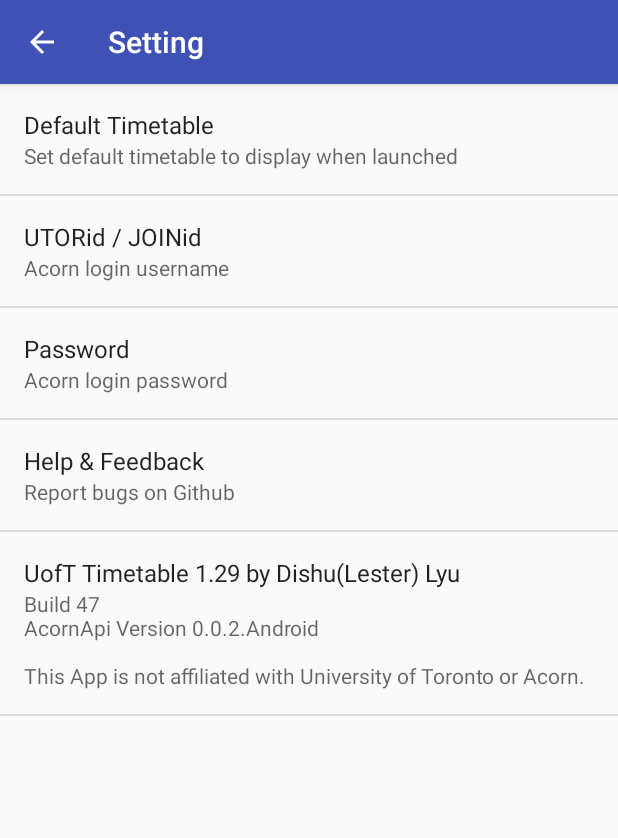
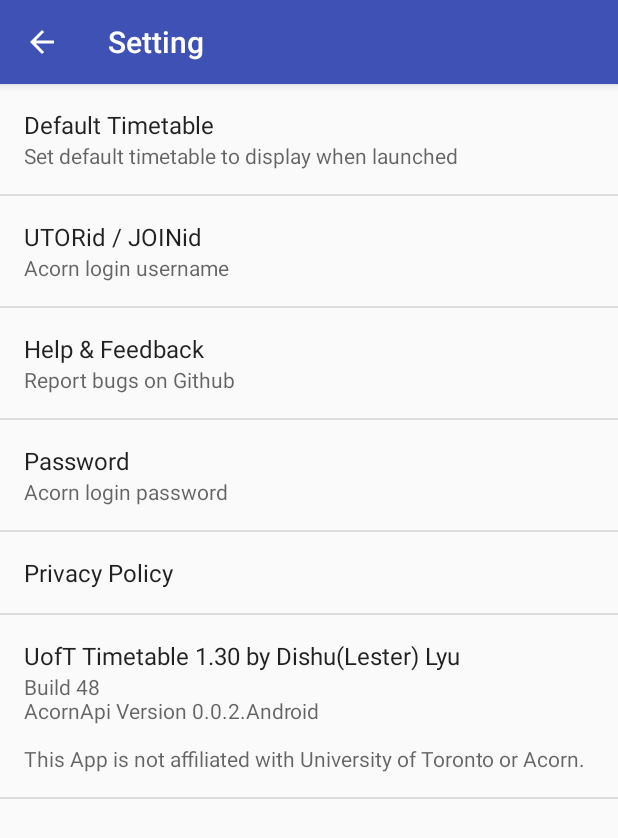
Before and after one commit to LesterLyu/UofT-Timetable, an Android app: the Setting screen opened directly, with no data from a screen before it, on a phone screen of 412 x 824 dp. Shown: the top 838 px of the screen. Run offline under Robolectric (Android 15) with nearby library versions, the phone set to English and light mode, and no system bars.

Commit message:
Add privacy policy

```diff
--- a/app/build.gradle
+++ b/app/build.gradle
@@ -14,8 +14,8 @@ android {
         applicationId "com.lvds2000.utsccsuntility"
         minSdkVersion 15
         targetSdkVersion 28
-        versionCode 47
-        versionName "1.29"
+        versionCode 48
+        versionName "1.30"
     }
     buildTypes {
         release {
--- a/app/src/main/res/xml/pref_general.xml
+++ b/app/src/main/res/xml/pref_general.xml
@@ -15,12 +15,6 @@
         android:title="UTORid / JOINid"
         android:defaultValue=""
         android:summary="Acorn login username" />
-    <EditTextPreference
-        android:key = "password"
-        android:title="Password"
-        android:defaultValue=""
-        android:inputType="textPassword"
-        android:summary="Acorn login password" />
 
     <!--SwitchPreference
         android:key="debug_switch"
@@ -34,6 +28,19 @@
         android:summary="Report bugs on Github">
         <intent android:action="android.intent.action.VIEW"
             android:data="https://github.com/LesterLyu/UofT-Timetable/issues" />
+    </Preference>
+
+    <EditTextPreference
+        android:defaultValue=""
+        android:inputType="textPassword"
+        android:key="password"
+        android:summary="Acorn login password"
+        android:title="Password" />
+
+    <Preference android:key="privacy"
+        android:title="Privacy Policy">
+        <intent android:action="android.intent.action.VIEW"
+            android:data="http://timetable.lesterlyu.com/privacy_policy.html" />
     </Preference>
 
     <Preference
--- a/build.gradle
+++ b/build.gradle
@@ -14,7 +14,7 @@ buildscript {
         google()
     }
     dependencies {
-        classpath 'com.android.tools.build:gradle:3.2.1'
+        classpath 'com.android.tools.build:gradle:3.3.1'
         classpath 'com.google.gms:google-services:4.2.0'
         classpath 'io.fabric.tools:gradle:1.27.0'
     }
```
Also changed, not shown: gradle/wrapper/gradle-wrapper.properties, 3 other files.
